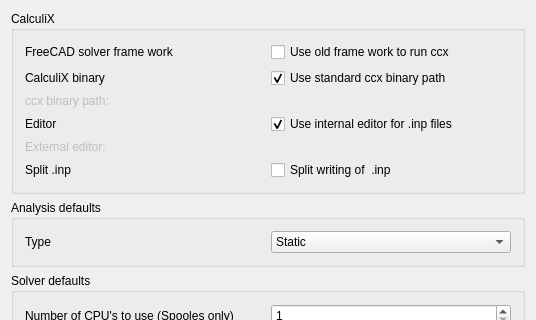
This is src/Mod/Fem/Gui/DlgSettingsFemCcx.ui in berndhahnebach/FreeCAD_sf_master as Qt 5 draws it before an edit; both pictures show x 0 to 536 and y 0 to 320 of the 536 by 722 pixel window. The edited form follows.
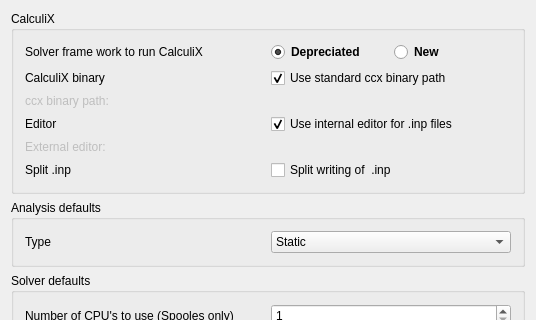
This is the edited form. Icons and pictures are not drawn. Custom widgets are drawn as their Qt base class.

Commit message: FEM: prefs, use radio button to choose between new and depreciated ccx solver tools

The edit to the form file:
```diff
--- a/src/Mod/Fem/Gui/DlgSettingsFemCcx.ui
+++ b/src/Mod/Fem/Gui/DlgSettingsFemCcx.ui
@@ -7,7 +7,7 @@
     <x>0</x>
     <y>0</y>
     <width>536</width>
-    <height>698</height>
+    <height>700</height>
    </rect>
   </property>
   <property name="windowTitle">
@@ -196,28 +196,57 @@
           <item row="0" column="0">
            <widget class="QLabel" name="l_editor_3">
             <property name="text">
-             <string>FreeCAD solver frame work</string>
+             <string>Solver frame work to run CalculiX</string>
             </property>
            </widget>
           </item>
           <item row="0" column="1">
-           <widget class="Gui::PrefCheckBox" name="cb_use_old_solver_frame_work">
-            <property name="enabled">
-             <bool>true</bool>
+           <layout class="QHBoxLayout" name="horizontalLayout">
+            <item>
+             <widget class="Gui::PrefRadioButton" name="rb_ccx_solver_old">
+              <property name="font">
+               <font>
+                <weight>75</weight>
+                <bold>true</bold>
+               </font>
+              </property>
+              <property name="accessibleDescription">
+               <string>sdfsdfsdfds</string>
             </property>
             <property name="text">
-             <string>Use old frame work to run ccx</string>
+               <string>Depreciated</string>
             </property>
             <property name="checked">
-             <bool>false</bool>
+               <bool>true</bool>
+              </property>
+              <property name="prefPath" stdset="0">
+               <cstring>Mod/Fem/Ccx</cstring>
             </property>
             <property name="prefEntry" stdset="0">
              <cstring>useOldSolverFrameWork</cstring>
             </property>
+             </widget>
+            </item>
+            <item>
+             <widget class="Gui::PrefRadioButton" name="rb_ccx_solver_new">
+              <property name="font">
+               <font>
+                <weight>75</weight>
+                <bold>true</bold>
+               </font>
+              </property>
+              <property name="text">
+               <string>New</string>
+              </property>
             <property name="prefPath" stdset="0">
              <cstring>Mod/Fem/Ccx</cstring>
             </property>
-           </widget>
+              <property name="prefEntry" stdset="0">
+               <cstring>useNewSolverFrameWork</cstring>
+              </property>
+             </widget>
+            </item>
+           </layout>
           </item>
          </layout>
         </item>
@@ -723,6 +752,11 @@
    <extends>QDoubleSpinBox</extends>
    <header>Gui/PrefWidgets.h</header>
   </customwidget>
+  <customwidget>
+   <class>Gui::PrefRadioButton</class>
+   <extends>QRadioButton</extends>
+   <header>Gui/PrefWidgets.h</header>
+  </customwidget>
  </customwidgets>
  <resources>
   <include location="Resources/Fem.qrc"/>
```
Lines whose indentation alone changed are shown as unchanged. The commit also changes 3 other files.
